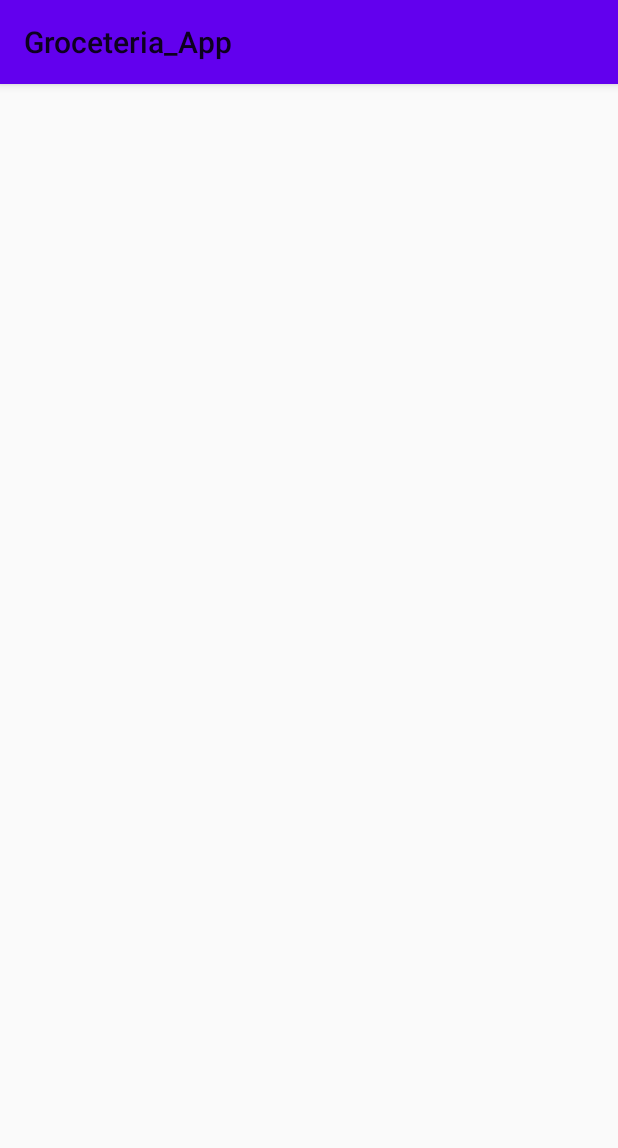
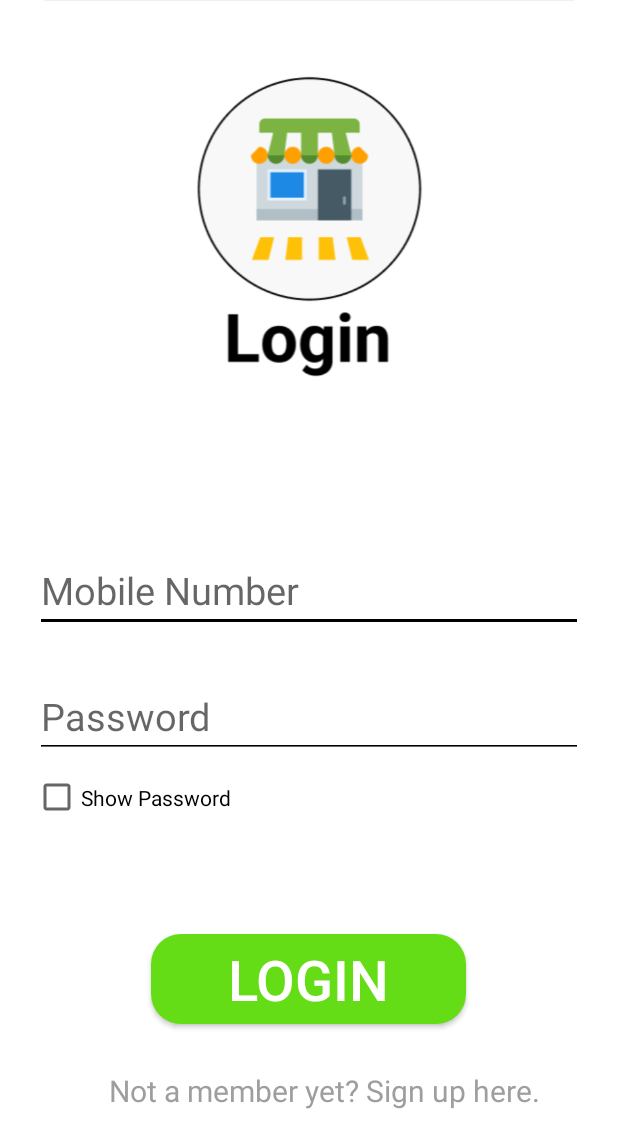
Before and after one commit to OmarMlaeb/Groceteria_App, an Android app: the screen it shows after launch (LoginActivity), on a phone screen of 412 x 824 dp. Shown: the top 1148 px of the screen. Run offline under Robolectric (Android 15) with nearby library versions, the phone set to English and light mode, and no system bars.

Commit message:
designed login page

```diff
--- a/Front-end/app/src/main/java/com/lau/spring2022/groceteria_app/LoginActivity.java
+++ b/Front-end/app/src/main/java/com/lau/spring2022/groceteria_app/LoginActivity.java
@@ -2,13 +2,67 @@ package com.lau.spring2022.groceteria_app;
 
 import androidx.appcompat.app.AppCompatActivity;
 
+import android.content.Intent;
 import android.os.Bundle;
+import android.text.method.HideReturnsTransformationMethod;
+import android.text.method.PasswordTransformationMethod;
+import android.view.View;
+import android.view.Window;
+import android.view.WindowManager;
+import android.widget.Button;
+import android.widget.CheckBox;
+import android.widget.CompoundButton;
+import android.widget.EditText;
+import android.widget.TextView;
 
 public class LoginActivity extends AppCompatActivity {
+
+    //Page 1
+
+    EditText mobile_number;
+    EditText password;
+    CheckBox show_password;
+    Button login;
+    TextView signup;
 
     @Override
     protected void onCreate(Bundle savedInstanceState) {
         super.onCreate(savedInstanceState);
+
+        // hide the title bar of this activity screen
+        requestWindowFeature(Window.FEATURE_NO_TITLE);
+        this.getWindow().setFlags(WindowManager.LayoutParams.FLAG_FULLSCREEN, WindowManager.LayoutParams.FLAG_FULLSCREEN);
+        getSupportActionBar().hide();
+
         setContentView(R.layout.activity_login);
+
+        mobile_number = (EditText) findViewById(R.id.mobile_number);
+        password = (EditText)  findViewById(R.id.password);
+        show_password = (CheckBox) findViewById(R.id.checkbox);
+        login = (Button) findViewById(R.id.login);
+        signup = (TextView) findViewById(R.id.signup);
+
+        // to show or hide password when the checkbox is clicked to show password
+        show_password.setOnCheckedChangeListener(new CompoundButton.OnCheckedChangeListener() {
+            @Override
+            public void onCheckedChanged(CompoundButton compoundButton, boolean b) {
+                if(b){
+                    password.setTransformationMethod(HideReturnsTransformationMethod.getInstance());
+                } else {
+                    password.setTransformationMethod(PasswordTransformationMethod.getInstance());
+                }
+            }
+        });
+
+    }
+
+    public void login(View view) {
+
+    }
+
+    // when the TextView (Not a member yet? Sign up here.) is clicked, the signup page will appear
+    public void goSignup(View view) {
+        Intent intent = new Intent(this, SignupActivity.class);
+        startActivity(intent);
     }
 }
--- /dev/null
+++ b/Front-end/app/src/main/res/drawable/button_outline.xml
@@ -0,0 +1,9 @@
+<?xml version="1.0" encoding="utf-8"?>
+<selector xmlns:android="http://schemas.android.com/apk/res/android">
+    <item>
+        <shape android:shape="rectangle">
+            <solid android:color="#64DD17"/>
+            <corners android:radius="20dp"/>
+        </shape>
+    </item>
+</selector>
--- a/Front-end/app/src/main/res/layout/activity_login.xml
+++ b/Front-end/app/src/main/res/layout/activity_login.xml
@@ -4,6 +4,100 @@
     xmlns:tools="http://schemas.android.com/tools"
     android:layout_width="match_parent"
     android:layout_height="match_parent"
-    tools:context=".LoginActivity">
+    tools:context=".LoginActivity"
+    android:background="#FFFFFF">
+
+    <ImageView
+        android:id="@+id/imageView"
+        android:layout_width="408dp"
+        android:layout_height="289dp"
+        app:layout_constraintBottom_toBottomOf="parent"
+        app:layout_constraintEnd_toEndOf="parent"
+        app:layout_constraintStart_toStartOf="parent"
+        app:layout_constraintTop_toTopOf="parent"
+        app:layout_constraintVertical_bias="0.0"
+        app:srcCompat="@drawable/login_header" />
+
+    <EditText
+        android:id="@+id/mobile_number"
+        android:layout_width="365dp"
+        android:layout_height="50dp"
+        android:layout_gravity="top|center_horizontal"
+        android:ems="8"
+        android:inputType="numberDecimal"
+        android:minHeight="48dp"
+        android:textSize="25sp"
+        android:hint="Mobile Number"
+        android:backgroundTint="#000000"
+        app:layout_constraintBottom_toBottomOf="parent"
+        app:layout_constraintEnd_toEndOf="parent"
+        app:layout_constraintStart_toStartOf="parent"
+        app:layout_constraintTop_toTopOf="parent"
+        app:layout_constraintVertical_bias="0.48"
+        tools:ignore="MissingConstraints" />
+
+    <EditText
+        android:id="@+id/password"
+        android:layout_width="365dp"
+        android:layout_height="50dp"
+        android:layout_gravity="top|center_horizontal"
+        android:backgroundTint="#000000"
+        android:ems="8"
+        android:hint="Password"
+        android:inputType="textPassword"
+        android:minHeight="48dp"
+        android:textSize="25sp"
+        app:layout_constraintBottom_toBottomOf="parent"
+        app:layout_constraintEnd_toEndOf="parent"
+        app:layout_constraintStart_toStartOf="parent"
+        app:layout_constraintTop_toTopOf="parent"
+        app:layout_constraintVertical_bias="0.588"
+        tools:ignore="MissingConstraints" />
+
+    <CheckBox
+        android:id="@+id/checkbox"
+        android:layout_width="150dp"
+        android:layout_height="43dp"
+        android:text="Show Password"
+        app:layout_constraintBottom_toBottomOf="parent"
+        app:layout_constraintEnd_toEndOf="parent"
+        app:layout_constraintHorizontal_bias="0.085"
+        app:layout_constraintStart_toStartOf="parent"
+        app:layout_constraintTop_toTopOf="parent"
+        app:layout_constraintVertical_bias="0.653" />
+
+    <Button
+        android:id="@+id/login"
+        android:layout_width="210dp"
+        android:layout_height="60dp"
+        android:background="@drawable/button_outline"
+        android:onClick="login"
+        android:text="Login"
+        android:textColor="@color/white"
+        android:textSize="37dp"
+        app:layout_constraintBottom_toBottomOf="parent"
+        app:layout_constraintEnd_toEndOf="parent"
+        app:layout_constraintHorizontal_bias="0.497"
+        app:layout_constraintStart_toStartOf="parent"
+        app:layout_constraintTop_toTopOf="parent"
+        app:layout_constraintVertical_bias="0.815"
+        tools:ignore="MissingConstraints" />
+
+    <TextView
+        android:id="@+id/signup"
+        android:layout_width="360dp"
+        android:layout_height="50dp"
+        android:gravity="center"
+        android:onClick="goSignup"
+        android:text="Not a member yet? Sign up here."
+        android:textColor="#9E9E9E"
+        android:textSize="20dp"
+        app:layout_constraintBottom_toBottomOf="parent"
+        app:layout_constraintEnd_toEndOf="parent"
+        app:layout_constraintHorizontal_bias="0.686"
+        app:layout_constraintStart_toStartOf="parent"
+        app:layout_constraintTop_toTopOf="parent"
+        app:layout_constraintVertical_bias="0.907" />
+
 
 </androidx.constraintlayout.widget.ConstraintLayout>
```
Also changed, not shown: Front-end/app/src/main/res/drawable/login_header.png (added), Front-end/app/src/main/res/drawable/signup_header.png (added), Front-end/app/src/main/res/font/quintessential.ttf (added).
